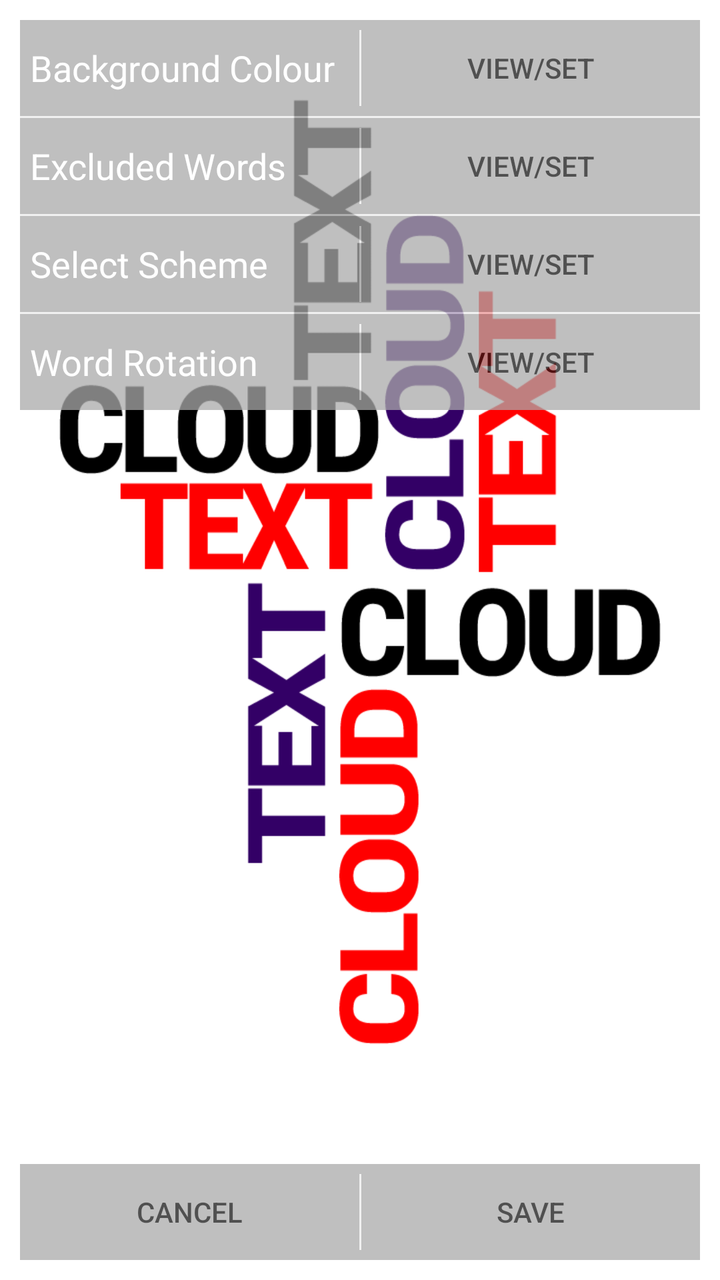
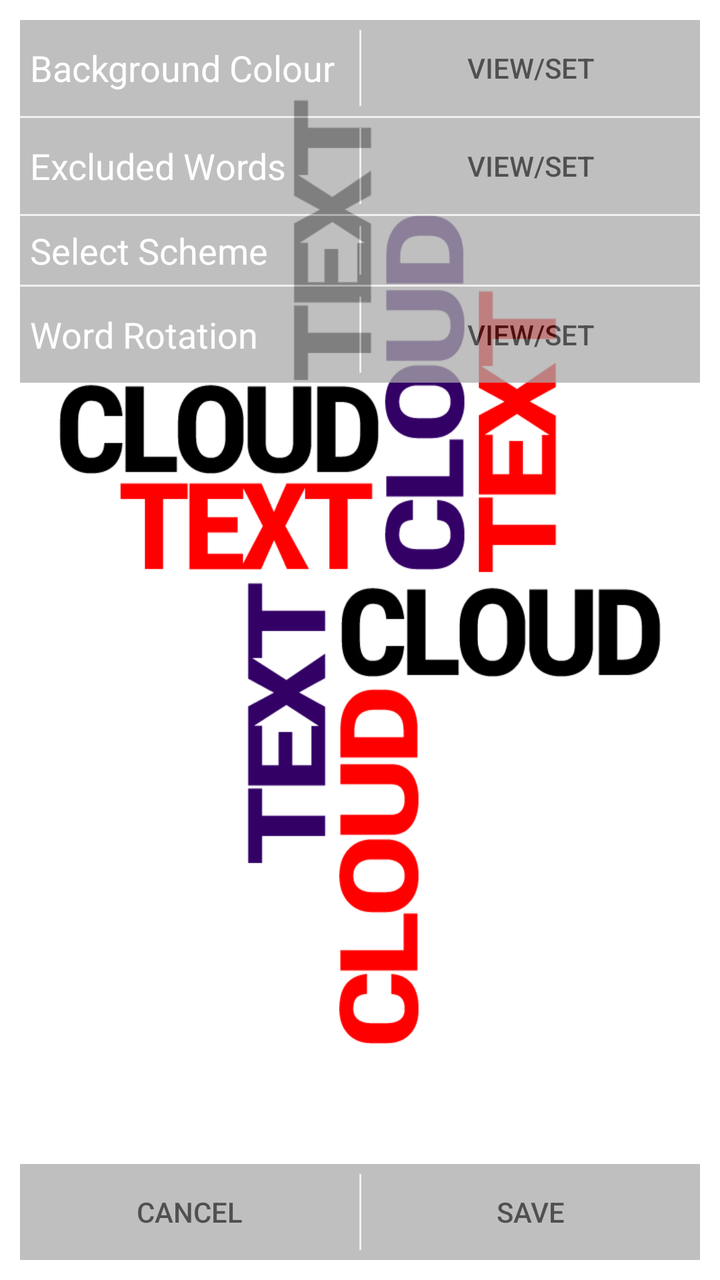

Compare the two renders of this Android layout. The source of the first and the diff that turns it into the second are given below.
<!-- AndroidManifest.xml: fallback theme Theme.MaterialComponents.DayNight.NoActionBar -->
<!-- res/layout/activity_settings.xml -->
<?xml version="1.0" encoding="utf-8"?>
<RelativeLayout xmlns:android="http://schemas.android.com/apk/res/android"
    android:id="@+id/settings_main_layout"
    android:layout_width="match_parent"
    android:layout_height="match_parent"
    android:background="@drawable/main_image" >

    <LinearLayout
        android:id="@+id/setting_layout"
        android:layout_width="wrap_content"
        android:layout_height="wrap_content"
        android:layout_alignParentLeft="true"
        android:layout_alignParentRight="true"
        android:layout_centerVertical="false"
        android:layout_margin="10dp"
        android:alpha=".75"
        android:background="@android:color/darker_gray"
        android:orientation="vertical" >

        <LinearLayout
            android:layout_width="match_parent"
            android:layout_height="wrap_content" >

            <TextView
                android:id="@+id/select_background_lbl"
                android:layout_width="match_parent"
                android:layout_height="wrap_content"
                android:layout_gravity="center_vertical|center_horizontal"
                android:layout_margin="5dp"
                android:layout_weight=".5"
                android:text="@string/select_background_lbl"
                android:textAppearance="?android:attr/textAppearanceMedium"
                android:textColor="@android:color/white" />

        	<View
            android:id="@+id/vert_rule2"
            android:layout_width="1dp"
            android:layout_height="match_parent"
            android:background="@color/gray"
            android:layout_marginTop="5dp"
            android:layout_marginBottom="5dp" />
        	
            <Button
                android:id="@+id/select_background_button"
                android:layout_width="match_parent"
                android:layout_height="wrap_content"
                android:layout_gravity="right|center_vertical"
                android:background="?android:attr/selectableItemBackground"
                android:text="@string/set"
                android:layout_weight=".5" />

        </LinearLayout>
        <View
            android:id="@+id/hor_rule1"
            android:layout_width="match_parent"
            android:layout_height="1dp"
            android:background="@color/gray"/>
        <LinearLayout
            android:layout_width="match_parent"
            android:layout_height="wrap_content"
            android:orientation="horizontal" >

            <TextView
                android:id="@+id/select_words_lbl"
                android:layout_width="match_parent"
                android:layout_height="wrap_content"
                android:layout_gravity="center_vertical|center_horizontal"
                android:layout_margin="5dp"
                android:layout_weight=".5"
                android:text="@string/select_words_lbl"
                android:textAppearance="?android:attr/textAppearanceMedium"
                android:textColor="@android:color/white" />

        <View
            android:id="@+id/vert_rule3"
            android:layout_width="1dp"
            android:layout_height="match_parent"
            android:background="@color/gray"
            android:layout_marginTop="5dp"
            android:layout_marginBottom="5dp" />
            <Button
                android:id="@+id/select_words_button"
                android:layout_width="match_parent"
                android:layout_height="wrap_content"
                android:layout_gravity="right|center_vertical"
                android:layout_weight=".5"
                android:background="?android:attr/selectableItemBackground"
                android:text="@string/set" />

        </LinearLayout>
        <View
            android:id="@+id/hor_rule2"
            android:layout_width="match_parent"
            android:layout_height="1dp"
            android:background="@color/gray"/>
        <LinearLayout
            android:layout_width="match_parent"
            android:layout_height="wrap_content" >

            <TextView
                android:id="@+id/select_scheme_lbl"
                android:layout_width="match_parent"
                android:layout_height="wrap_content"
                android:layout_gravity="center_vertical|center_horizontal"
                android:layout_margin="5dp"
                android:layout_weight=".5"
                android:text="@string/select_scheme_button"
                android:textAppearance="?android:attr/textAppearanceMedium"
                android:textColor="@android:color/white" />

        <View
            android:id="@+id/vert_rule4"
            android:layout_width="1dp"
            android:layout_height="match_parent"
            android:background="@color/gray"
            android:layout_marginTop="5dp"
            android:layout_marginBottom="5dp" />
            <Button
                android:id="@+id/select_scheme_button"
                android:layout_width="match_parent"
                android:layout_height="wrap_content"
                android:layout_weight=".5"
                android:background="?android:attr/selectableItemBackground"
                android:text="@string/set" />
        </LinearLayout>
        <View
            android:id="@+id/hor_rule3"
            android:layout_width="match_parent"
            android:layout_height="1dp"
            android:background="@color/gray"/>
        <LinearLayout
            android:layout_width="match_parent"
            android:layout_height="wrap_content" >

            <TextView
                android:id="@+id/select_rotation_lbl"
                android:layout_width="match_parent"
                android:layout_height="wrap_content"
                android:layout_gravity="center_vertical|center_horizontal"
                android:layout_margin="5dp"
                android:layout_weight=".5"
                android:text="@string/select_rotation_lbl"
                android:textAppearance="?android:attr/textAppearanceMedium"
                android:textColor="@android:color/white" />

        <View
            android:id="@+id/vert_rule6"
            android:layout_width="1dp"
            android:layout_height="match_parent"
            android:background="@color/gray"
            android:layout_marginTop="5dp"
            android:layout_marginBottom="5dp" />
            <Button
                android:id="@+id/select_rotation_button"
                android:layout_width="match_parent"
                android:layout_height="wrap_content"
                android:layout_weight=".5"
                android:background="?android:attr/selectableItemBackground"
                android:text="@string/set" />
        </LinearLayout>
    </LinearLayout>

    <LinearLayout
        android:id="@+id/settings_button_layout"
        android:layout_width="match_parent"
        android:layout_height="wrap_content"
        android:layout_alignParentBottom="true"
        android:layout_centerHorizontal="true"
        android:layout_margin="10dp"
        android:alpha=".75"
        android:background="@android:color/darker_gray" >
        <Button
            android:id="@+id/settings_cancel_button"
            android:layout_width="match_parent"
            android:layout_height="wrap_content"
            android:layout_weight=".5"
            android:background="?android:attr/selectableItemBackground"
            android:text="@string/cancel" />

        <View
            android:id="@+id/vert_rule1"
            android:layout_width="1dp"
            android:layout_height="match_parent"
            android:layout_marginBottom="5dp"
            android:layout_marginTop="5dp"
            android:background="@color/gray" />

        <Button
            android:id="@+id/settings_save_button"
            android:layout_width="match_parent"
            android:layout_height="wrap_content"
            android:layout_weight=".5"
            android:background="?android:attr/selectableItemBackground"
            android:text="@string/save" />

    </LinearLayout>

</RelativeLayout>
<!-- resources referenced by this layout -->
<resources>
  <color name="gray">#EBEBEB</color>
  <!-- drawable main_image: png bitmap (drawable-hdpi, 45865 bytes) -->
  <string name="cancel">Cancel</string>
  <string name="save">Save</string>
  <string name="select_background_lbl">Background Colour</string>
  <string name="select_rotation_lbl">Word Rotation</string>
  <string name="select_scheme_button">Select Scheme</string>
  <string name="select_words_lbl">Excluded Words</string>
  <string name="set">View/Set</string>
</resources>

<!-- the commit's change to res/layout/activity_settings.xml (unified diff, before → after) -->
@@ -115,14 +115,16 @@
             android:background="@color/gray"
             android:layout_marginTop="5dp"
             android:layout_marginBottom="5dp" />
-            <Button
-                android:id="@+id/select_scheme_button"
-                android:layout_width="match_parent"
-                android:layout_height="wrap_content"
-                android:layout_weight=".5"
-                android:background="?android:attr/selectableItemBackground"
-                android:text="@string/set" />
-        </LinearLayout>
+
+        <Spinner
+            android:id="@+id/select_scheme_spinner"
+            android:layout_width="match_parent"
+            android:layout_height="wrap_content"
+            android:layout_weight=".5"
+            android:background="@android:color/darker_gray" />
+
+        </LinearLayout>
+
         <View
             android:id="@+id/hor_rule3"
             android:layout_width="match_parent"
